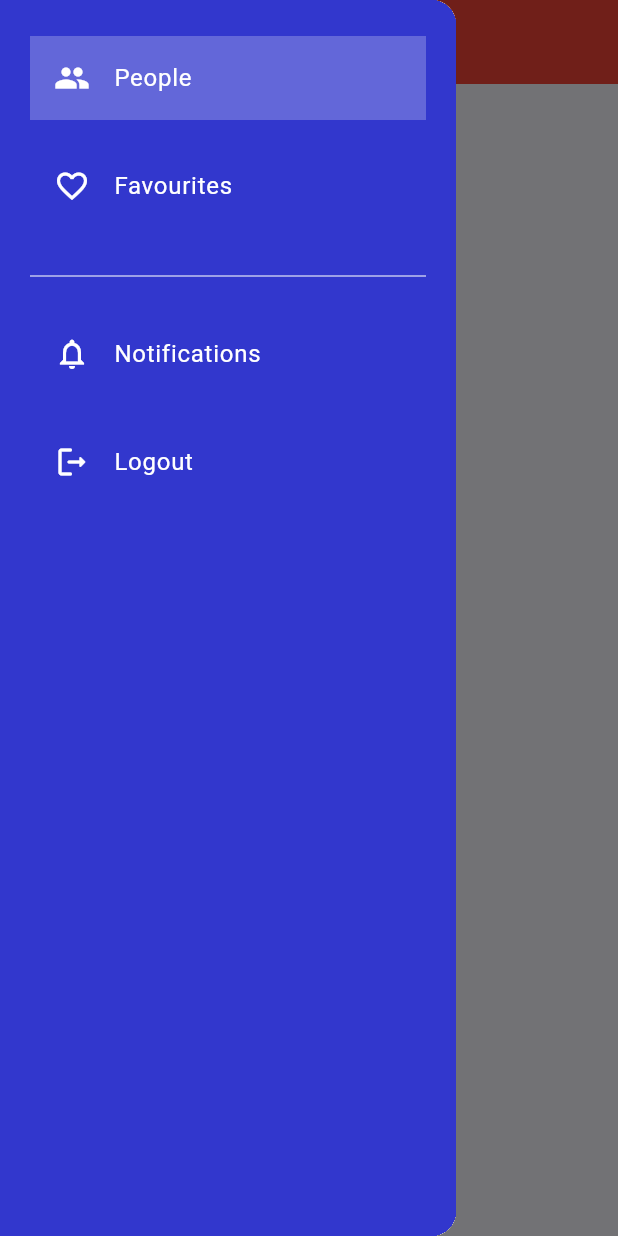
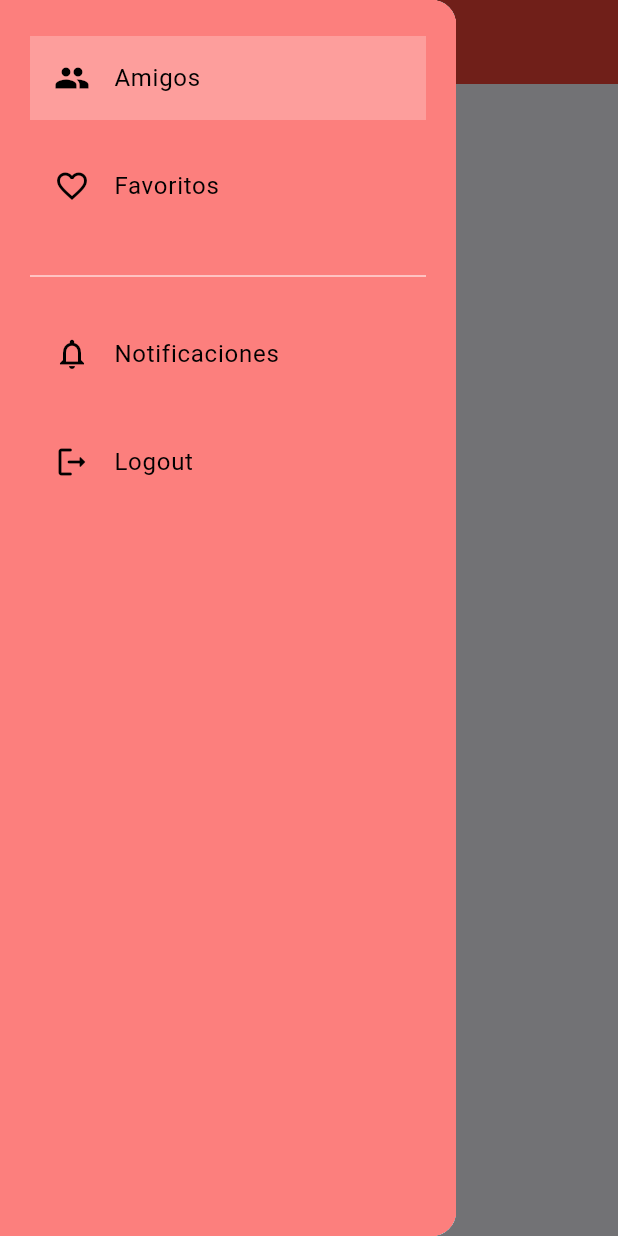
Before and after one commit to Luiger/Extremys_App, a Flutter app: the FavouritesPage screen opened directly, with the side drawer open, on a phone screen of 412 x 824 dp. Run offline on Flutter 3.47's test engine with Material 2 defaults, Android fonts, the phone set to English and light mode, and no system bars; our stand-ins replace google_fonts.

Commit message:
3er commit

```diff
--- a/lib/Widgets/navigation_dw.dart
+++ b/lib/Widgets/navigation_dw.dart
@@ -10,7 +10,7 @@ class NavigationDW extends StatelessWidget {
   @override
   Widget build(BuildContext context) => Drawer(
         child: Container(
-          color: Color.fromRGBO(50, 55, 205, 1),
+          color: Color.fromARGB(255, 252, 127, 125),
           child: ListView(
             children: <Widget>[
               Container(
@@ -21,14 +21,14 @@ class NavigationDW extends StatelessWidget {
                     buildMenuItem(
                       context,
                       item: NavigationItem.people,
-                      text: 'People',
+                      text: 'Amigos',
                       icon: Icons.people,
                     ),
                     const SizedBox(height: 16),
                     buildMenuItem(
                       context,
                       item: NavigationItem.favourites,
-                      text: 'Favourites',
+                      text: 'Favoritos',
                       icon: Icons.favorite_border,
                     ),
                     const SizedBox(height: 24),
@@ -37,7 +37,7 @@ class NavigationDW extends StatelessWidget {
                     buildMenuItem(
                       context,
                       item: NavigationItem.notifications,
-                      text: 'Notifications',
+                      text: 'Notificaciones',
                       icon: Icons.notifications_outlined,
                     ),
                     const SizedBox(height: 16),
@@ -65,7 +65,7 @@ class NavigationDW extends StatelessWidget {
     final currentItem = provider.navigationItem;
     final isSelected = item == currentItem;
 
-    final color = Colors.white;
+    final color = const Color.fromARGB(255, 0, 0, 0);
 
     return Material(
       color: Colors.transparent,
--- a/lib/get_started_screen.dart
+++ b/lib/get_started_screen.dart
@@ -7,7 +7,7 @@ class GetStartedPage extends StatelessWidget {
   @override
   Widget build(BuildContext context) {
     return Scaffold(
-        backgroundColor: Colors.white,
+        backgroundColor: Color.fromARGB(255, 252, 127, 125),
         body: Stack(
           children: [
             Center(
--- a/lib/main.dart
+++ b/lib/main.dart
@@ -11,6 +11,10 @@ import 'page/logout_page.dart';
 import 'page/notification_page.dart';
 import 'page/people_page.dart';
 import 'provider/navigation_provider.dart';
+import 'package:http/http.dart' as http;
+import 'dart:async';
+import 'dart:convert';
+import 'package:extremys_app/post.dart';
 
 void main() {
   runApp(const MyApp());
@@ -30,7 +34,7 @@ class MyApp extends StatelessWidget {
             colorScheme: ColorScheme.fromSeed(seedColor: Colors.blue),
             useMaterial3: true,
           ),
-          home: principalPage(),
+          home: SplashScreen(),
         ),
       );
 }
--- a/lib/page/favourites_page.dart
+++ b/lib/page/favourites_page.dart
@@ -7,7 +7,7 @@ class FavouritesPage extends StatelessWidget {
   Widget build(BuildContext context) => Scaffold(
         drawer: NavigationDW(),
         appBar: AppBar(
-          title: Text('Favourites'),
+          title: Text('Favoritos'),
           centerTitle: true,
           backgroundColor: Colors.red,
         ),
--- a/lib/page/notification_page.dart
+++ b/lib/page/notification_page.dart
@@ -7,7 +7,7 @@ class NotificationPage extends StatelessWidget {
   Widget build(BuildContext context) => Scaffold(
         drawer: NavigationDW(),
         appBar: AppBar(
-          title: Text('Notifications'),
+          title: Text('Notificaciones'),
           centerTitle: true,
           backgroundColor: Colors.red,
         ),
--- a/lib/page/people_page.dart
+++ b/lib/page/people_page.dart
@@ -7,7 +7,7 @@ class PeoplePage extends StatelessWidget {
   Widget build(BuildContext context) => Scaffold(
         drawer: NavigationDW(),
         appBar: AppBar(
-          title: Text('People'),
+          title: Text('Amigos'),
           centerTitle: true,
           backgroundColor: Colors.green,
         ),
--- a/lib/principal.dart
+++ b/lib/principal.dart
@@ -31,9 +31,9 @@ class _PrincipalExampleState extends State<_principalPageState> {
 
       drawer: NavigationDW(),
       appBar: AppBar(
-        title: const Text('AppBar Demo'),
+        title: const Text('Extremys'),
         centerTitle: true,
-        backgroundColor: Colors.green,
+        backgroundColor: Color.fromARGB(255, 250, 99, 96),
       ),
 
       //NavegationBar .... la barra inferior
@@ -51,7 +51,7 @@ class _PrincipalExampleState extends State<_principalPageState> {
           NavigationDestination(
             selectedIcon: Icon(Icons.home),
             icon: Icon(Icons.home_outlined),
-            label: 'Home',
+            label: 'Inicio',
           ),
           NavigationDestination(
             icon: Icon(
--- a/pubspec.yaml
+++ b/pubspec.yaml
@@ -17,6 +17,7 @@ dependencies:
   google_fonts: ^5.1.0
   provider: ^5.0.0
   firebase_core: ^2.15.1
+  http: ^1.1.0
 font_awesome_flutter: ^6.4.0
 assets:
     - assets/imagen.jpg
```
Also changed, not shown: lib/api/api_service.dart (added, +16 -0 lines), lib/model/login_model.dart (added, +32 -0 lines), lib/post.dart (added, +10 -0 lines), pubspec.lock.
